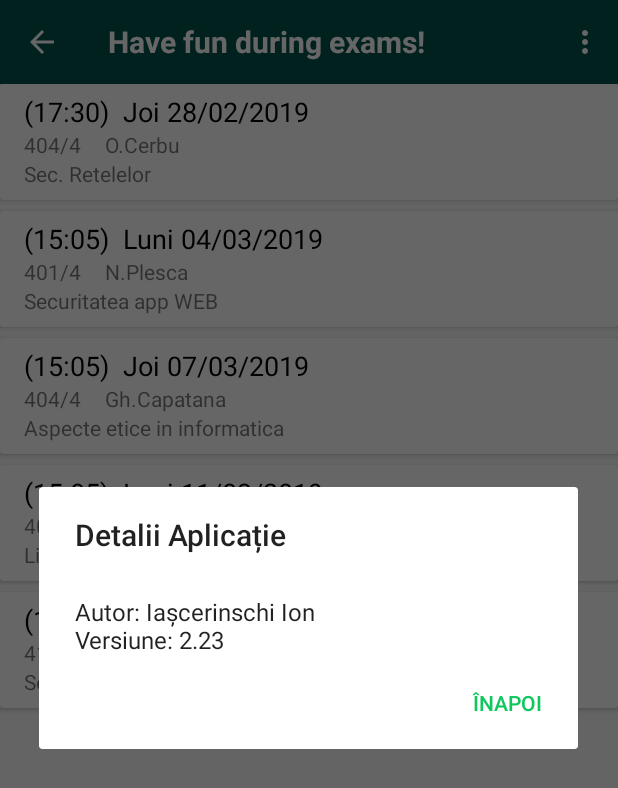
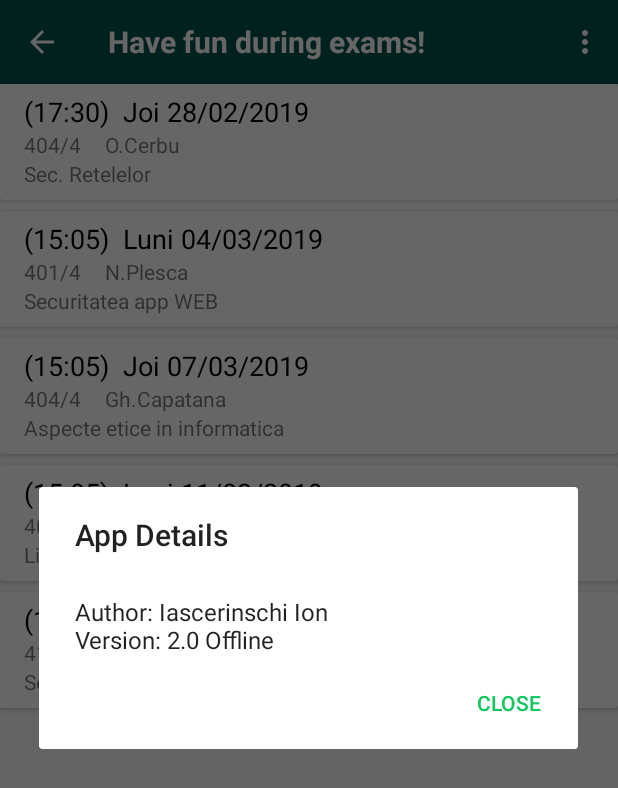
Before and after one commit to iiasceri/USM-FMI-Client, an Android app: the ExamScheduleActivity screen opened directly, with no data from a screen before it, in the options menu, after a tap on "Details", on a phone screen of 412 x 824 dp. Shown: the top 788 px of the screen. Run offline under Robolectric (Android 15) with nearby library versions, the phone set to English and light mode, and no system bars; our stand-ins replace Volley; libraries missing offline, so code that uses them is left out: com.roger.catloadinglibrary; network calls fail.

```diff
--- a/app/src/main/java/iiasceri/me/View/LoginRegisterActivity.java
+++ b/app/src/main/java/iiasceri/me/View/LoginRegisterActivity.java
@@ -89,7 +89,7 @@ public class LoginRegisterActivity extends ToolbarActivity {
                             prefsEditor.apply();
                         }
                     });
-                    builder.setNegativeButton("Înapoi", new DialogInterface.OnClickListener() {
+                    builder.setNegativeButton("Close", new DialogInterface.OnClickListener() {
                         @Override
                         public void onClick(DialogInterface dialog, int which) {
 
--- a/app/src/main/java/iiasceri/me/View/MainActivity.java
+++ b/app/src/main/java/iiasceri/me/View/MainActivity.java
@@ -218,8 +218,8 @@ public class MainActivity extends ToolbarActivity implements NavigationView.OnNa
             startActivity(intent);
         } else if (id == R.id.navigation_schedule) {
 //            Toast.makeText(getApplicationContext(), "Schedule", Toast.LENGTH_SHORT).show();
-            MediaPlayer mediaPlayer = MediaPlayer.create(this, R.raw.orarhh);
-            mediaPlayer.start();
+//            MediaPlayer mediaPlayer = MediaPlayer.create(this, R.raw.orarhh);
+//            mediaPlayer.start();
 
             Intent intent = new Intent(getApplicationContext(), ScheduleActivity.class);
             startActivity(intent);
--- a/app/src/main/java/iiasceri/me/View/SettingsActivity.java
+++ b/app/src/main/java/iiasceri/me/View/SettingsActivity.java
@@ -158,7 +158,7 @@ public class SettingsActivity extends ToolbarActivity {
                         prefsEditor.apply();
                     }
                 });
-                builder.setNegativeButton("Înapoi", new DialogInterface.OnClickListener() {
+                builder.setNegativeButton("Close", new DialogInterface.OnClickListener() {
                     @Override
                     public void onClick(DialogInterface dialog, int which) {
 
--- a/app/src/main/java/iiasceri/me/View/ToolbarActivity.java
+++ b/app/src/main/java/iiasceri/me/View/ToolbarActivity.java
@@ -38,20 +38,20 @@ public abstract class ToolbarActivity extends AppCompatActivity {
     public boolean onOptionsItemSelected(MenuItem item) {
         int id = item.getItemId();
 
-        if (id == R.id.menu_feedback) {
-            Toast.makeText(getApplicationContext(), "Mulțumesc ;)", Toast.LENGTH_SHORT).show();
-            MediaPlayer mediaPlayer = MediaPlayer.create(this, R.raw.yea_boii);
-            mediaPlayer.start();
-        }
+//        if (id == R.id.menu_feedback) {
+//            Toast.makeText(getApplicationContext(), "Thanks ;)", Toast.LENGTH_SHORT).show();
+//            MediaPlayer mediaPlayer = MediaPlayer.create(this, R.raw.yea_boii);
+//            mediaPlayer.start();
+//        }
         if (id == R.id.menu_about) {
             AlertDialog alertDialog;
             AlertDialog.Builder builder;
             builder = new AlertDialog.Builder(ToolbarActivity.this);
-            builder.setTitle("Detalii Aplicație");
+            builder.setTitle("App Details");
             builder.setMessage( ""
-                                + "\nAutor: Iașcerinschi Ion"
-                                + "\nVersiune: 2.23");
-            builder.setPositiveButton("Înapoi", new DialogInterface.OnClickListener() {
+                                + "\nAuthor: Iascerinschi Ion"
+                                + "\nVersion: 2.0 Offline");
+            builder.setPositiveButton("Close", new DialogInterface.OnClickListener() {
                 @Override
                 public void onClick(DialogInterface dialog, int which) {
                 }
--- a/app/src/main/res/layout/activity_login_register.xml
+++ b/app/src/main/res/layout/activity_login_register.xml
@@ -7,8 +7,6 @@
     android:id="@+id/layoutLoginRegister"
     android:background="@color/loginBackground"
     tools:context=".View.LoginRegisterActivity">
-
-
 
     <TextView
         android:id="@+id/textView"
--- a/app/src/main/res/menu/main_menu.xml
+++ b/app/src/main/res/menu/main_menu.xml
@@ -1,9 +1,9 @@
 <?xml version="1.0" encoding="utf-8"?>
 <menu xmlns:android="http://schemas.android.com/apk/res/android">
 
-    <item
-        android:id="@+id/menu_feedback"
-        android:title="@string/send_feedback" />
+<!--    <item-->
+<!--        android:id="@+id/menu_feedback"-->
+<!--        android:title="@string/send_feedback" />-->
     <item
         android:id="@+id/menu_about"
         android:title="@string/about" />
```
Also changed, not shown: app/build.gradle (+6 -1 lines), app/src/main/res/layout/menu_item_container_marks.xml (+3 -4 lines), 4 other files.
